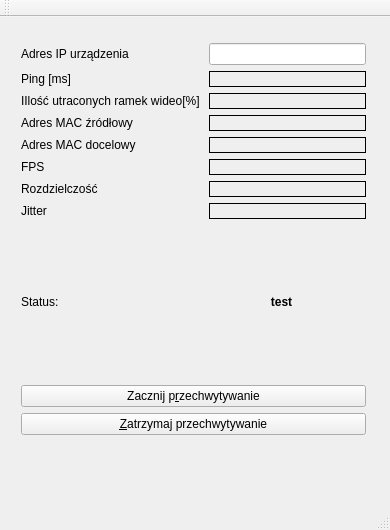
Qt form mainwindow.ui (dejff/PD) before a commit.
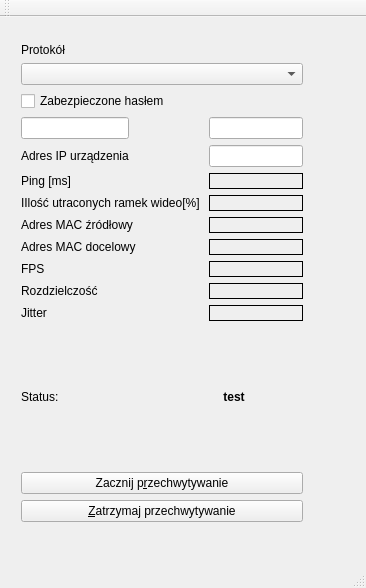
The same form after that commit.

Commit message: Dodanie w GUI możliwości wybierania protkołów, oraz wpisywania hasła

The edit to the form file:
```diff
--- a/mainwindow.ui
+++ b/mainwindow.ui
@@ -6,44 +6,71 @@
    <rect>
     <x>0</x>
     <y>0</y>
-    <width>390</width>
-    <height>530</height>
+    <width>366</width>
+    <height>588</height>
    </rect>
   </property>
   <property name="windowTitle">
    <string>MainWindow</string>
   </property>
   <widget class="QWidget" name="centralWidget">
-   <widget class="QWidget" name="">
+   <widget class="QWidget" name="layoutWidget">
     <property name="geometry">
      <rect>
       <x>10</x>
       <y>15</y>
-      <width>367</width>
-      <height>414</height>
+      <width>304</width>
+      <height>501</height>
      </rect>
     </property>
     <layout class="QVBoxLayout" name="verticalLayout_3">
      <item>
       <layout class="QFormLayout" name="formLayout">
        <item row="0" column="0">
+        <widget class="QLabel" name="label_10">
+         <property name="text">
+          <string>Protokół</string>
+         </property>
+        </widget>
+       </item>
+       <item row="1" column="0" colspan="2">
+        <widget class="QComboBox" name="comboBox">
+         <property name="currentIndex">
+          <number>-1</number>
+         </property>
+        </widget>
+       </item>
+       <item row="2" column="0">
+        <widget class="QCheckBox" name="checkBox">
+         <property name="text">
+          <string>Zabezpieczone hasłem</string>
+         </property>
+        </widget>
+       </item>
+       <item row="3" column="0">
+        <widget class="QLineEdit" name="loginField"/>
+       </item>
+       <item row="3" column="1">
+        <widget class="QLineEdit" name="passwordField"/>
+       </item>
+       <item row="4" column="0">
         <widget class="QLabel" name="label_8">
          <property name="text">
           <string>Adres IP urządzenia</string>
          </property>
         </widget>
        </item>
-       <item row="0" column="1">
+       <item row="4" column="1">
         <widget class="QLineEdit" name="ip_addr"/>
        </item>
-       <item row="1" column="0">
+       <item row="5" column="0">
         <widget class="QLabel" name="label_6">
          <property name="text">
           <string>Ping [ms]</string>
          </property>
         </widget>
        </item>
-       <item row="1" column="1">
+       <item row="5" column="1">
         <widget class="QLabel" name="eth_frame_type">
          <property name="styleSheet">
           <string notr="true">border: 1px solid</string>
@@ -53,7 +80,7 @@
          </property>
         </widget>
        </item>
-       <item row="2" column="0">
+       <item row="8" column="0">
         <widget class="QLabel" name="label_5">
          <property name="text">
           <string>&lt;html&gt;&lt;head/&gt;&lt;body&gt;&lt;p&gt;IIlość utraconych ramek wideo[%]
@@ -61,7 +88,7 @@
          </property>
         </widget>
        </item>
-       <item row="2" column="1">
+       <item row="8" column="1">
         <widget class="QLabel" name="eth_frame_len">
          <property name="styleSheet">
           <string notr="true">border: 1px solid</string>
@@ -71,14 +98,14 @@
          </property>
         </widget>
        </item>
-       <item row="3" column="0">
+       <item row="9" column="0">
         <widget class="QLabel" name="label_4">
          <property name="text">
           <string>Adres MAC źródłowy</string>
          </property>
         </widget>
        </item>
-       <item row="3" column="1">
+       <item row="9" column="1">
         <widget class="QLabel" name="mac_src">
          <property name="styleSheet">
           <string notr="true">border: 1px solid</string>
@@ -88,14 +115,14 @@
          </property>
         </widget>
        </item>
-       <item row="4" column="0">
+       <item row="10" column="0">
         <widget class="QLabel" name="label_7">
          <property name="text">
           <string>Adres MAC docelowy</string>
          </property>
         </widget>
        </item>
-       <item row="4" column="1">
+       <item row="10" column="1">
         <widget class="QLabel" name="mac_dest">
          <property name="styleSheet">
           <string notr="true">border: 1px solid</string>
@@ -105,14 +132,14 @@
          </property>
         </widget>
        </item>
-       <item row="5" column="0">
+       <item row="11" column="0">
         <widget class="QLabel" name="label">
          <property name="text">
           <string>FPS</string>
          </property>
         </widget>
        </item>
-       <item row="5" column="1">
+       <item row="11" column="1">
         <widget class="QLabel" name="fps_label">
          <property name="styleSheet">
           <string notr="true">border: 1px solid</string>
@@ -122,14 +149,14 @@
          </property>
         </widget>
        </item>
-       <item row="6" column="0">
+       <item row="12" column="0">
         <widget class="QLabel" name="label_2">
          <property name="text">
           <string>Rozdzielczość</string>
          </property>
         </widget>
        </item>
-       <item row="6" column="1">
+       <item row="12" column="1">
         <widget class="QLabel" name="resolutionLabel">
          <property name="styleSheet">
           <string notr="true">border: 1px solid</string>
@@ -139,14 +166,14 @@
          </property>
         </widget>
        </item>
-       <item row="7" column="0">
+       <item row="13" column="0">
         <widget class="QLabel" name="label_9">
          <property name="text">
           <string>Jitter</string>
          </property>
         </widget>
        </item>
-       <item row="7" column="1">
+       <item row="13" column="1">
         <widget class="QLabel" name="jitterLabel">
          <property name="styleSheet">
           <string notr="true">border: 1px solid</string>
```
Left out of the diff: 4 changed lines with no effect on the pictures. The commit also changes 4 other files.
